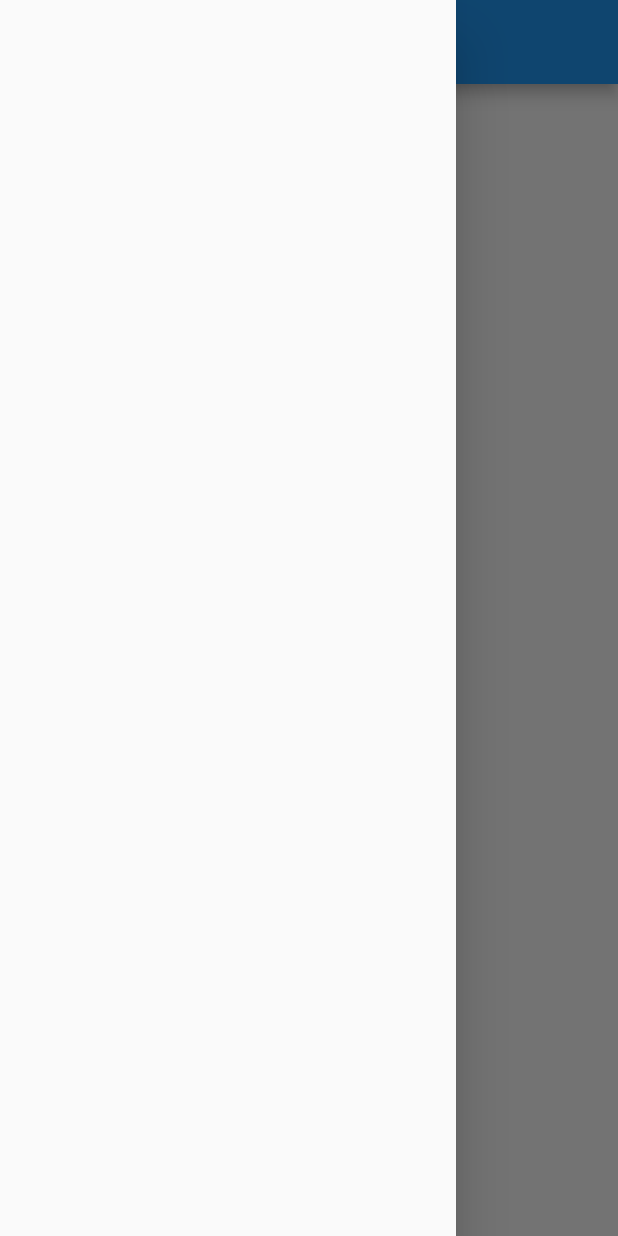
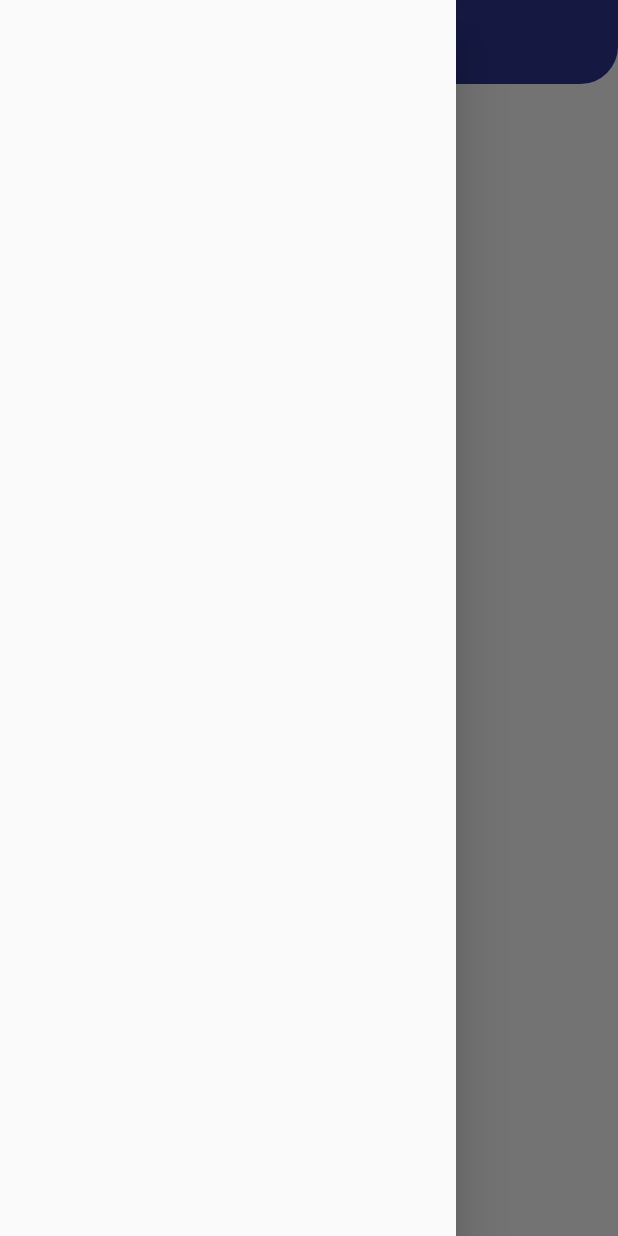
Before and after one commit to hussam-aw/timezonesu, a Flutter app: the HomeScreen screen opened by its route, with the side drawer open, on a phone screen of 412 x 824 dp. Run offline on Flutter 3.47's test engine with Material 2 defaults, Android fonts, the phone set to English and light mode, and no system bars; our stand-ins replace get.

Commit message:
Create custom appbar for app

```diff
--- a/lib/PresentationLayer/Widgets/Public/timezome_appbar.dart
+++ b/lib/PresentationLayer/Widgets/Public/timezome_appbar.dart
@@ -1,5 +1,17 @@
 import 'package:flutter/material.dart';
+import 'package:timezonesu/Constants/ui_colors.dart';
 
-PreferredSizeWidget tzAppBar() {
-  return AppBar();
+PreferredSizeWidget tzAppBar({List<Widget> actions = const []}) {
+  return AppBar(
+    elevation: 0.0,
+    centerTitle: true,
+    backgroundColor: UIColors.primary,
+    title: Image.asset('assets/images/logo-gold.png'),
+    shape: const RoundedRectangleBorder(
+      borderRadius: BorderRadius.only(
+        bottomRight: Radius.circular(25),
+      ),
+    ),
+    actions: actions,
+  );
 }
```
